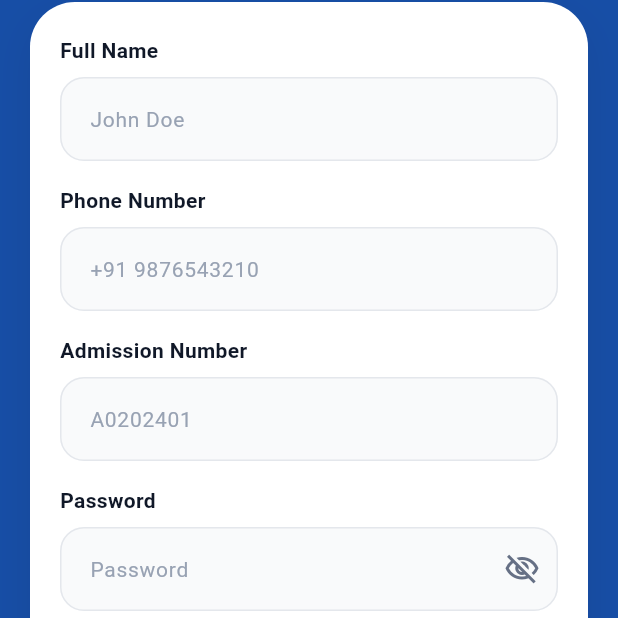
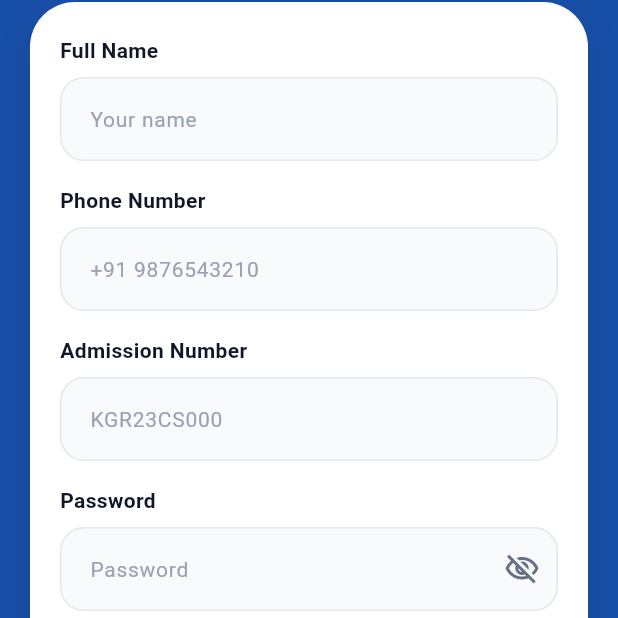
Before and after one commit to AjayExplorer/Unnamed, a Flutter app: the StudentRegistration screen opened by its route, on a phone screen of 412 x 824 dp, the part 190-808 px from its top. Run offline on Flutter 3.47's test engine with Material 3 defaults, Android fonts, the phone set to English and light mode, and no system bars.

Commit message:
changed the hint text in student registration page

```diff
--- a/lib/screens/request_letter/student_registration/student_registration.dart
+++ b/lib/screens/request_letter/student_registration/student_registration.dart
@@ -100,7 +100,7 @@ class _StudentRegistrationState extends State<StudentRegistration> {
                         _buildLabel('Full Name'),
                         _buildInputField(
                           controller: _nameController,
-                          hintText: 'John Doe',
+                          hintText: 'Your name',
                           keyboardType: TextInputType.name,
                           validator: (v) => v!.isEmpty ? 'Please enter your name' : null,
                         ),
@@ -120,7 +120,7 @@ class _StudentRegistrationState extends State<StudentRegistration> {
                         _buildLabel('Admission Number'),
                         _buildInputField(
                           controller: _admissionController,
-                          hintText: 'A0202401',
+                          hintText: 'KGR23CS000',
                           validator: (v) => v!.isEmpty ? 'Please enter admission number' : null,
                         ),
                         const SizedBox(height: 16),
```
